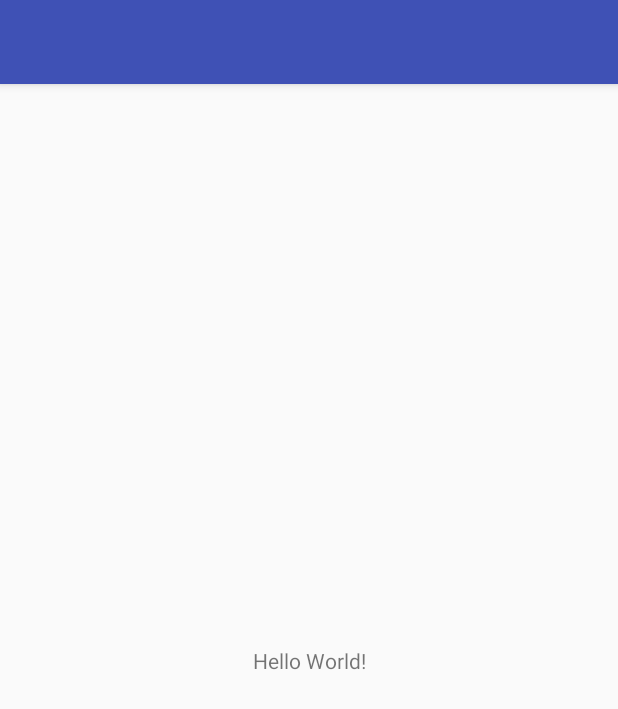
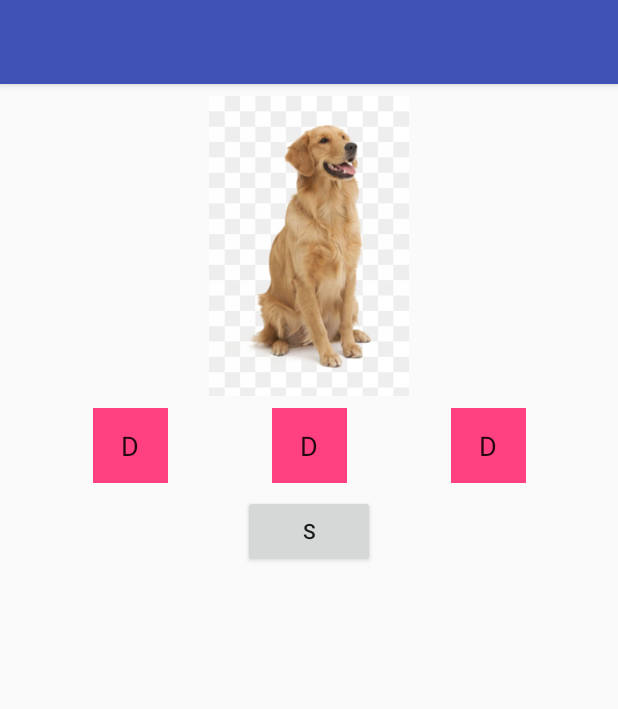
Before and after one commit to ducban1108/AndroidProject, an Android app: the screen it shows after launch (MainActivity), on a phone screen of 412 x 824 dp. Shown: the top 709 px of the screen. Run offline under Robolectric (Android 15) with nearby library versions, the phone set to English and light mode, and no system bars.

Commit message:
Them 1 textview

```diff
--- a/app/src/main/java/ducban/deptrai/comot/khonghai/projectandroid/MainActivity.java
+++ b/app/src/main/java/ducban/deptrai/comot/khonghai/projectandroid/MainActivity.java
@@ -10,11 +10,9 @@ public class MainActivity extends AppCompatActivity {
     private TextView textView;
     private Button button;
 
-
     @Override
     protected void onCreate(Bundle savedInstanceState) {
         super.onCreate(savedInstanceState);
         setContentView(R.layout.activity_main);
-
     }
 }
--- a/app/src/main/res/layout/activity_main.xml
+++ b/app/src/main/res/layout/activity_main.xml
@@ -6,13 +6,65 @@
     android:layout_height="match_parent"
     tools:context=".MainActivity">
 
-    <TextView
-        android:layout_width="wrap_content"
-        android:layout_height="wrap_content"
+    <ImageView
+        android:id="@+id/imgAva"
+        android:layout_width="200dp"
+        android:layout_height="200dp"
+        android:layout_marginTop="8dp"
+        android:src="@drawable/dog"
         android:text="Hello World!"
-        app:layout_constraintBottom_toBottomOf="parent"
         app:layout_constraintLeft_toLeftOf="parent"
         app:layout_constraintRight_toRightOf="parent"
         app:layout_constraintTop_toTopOf="parent" />
 
+    <EditText
+        android:id="@+id/editText"
+        android:background="@color/colorAccent"
+        android:layout_width="50dp"
+        android:layout_height="50dp"
+        android:text="D"
+        android:layout_marginTop="8dp"  android:gravity="center"
+
+        app:layout_constraintEnd_toEndOf="parent"
+        app:layout_constraintStart_toStartOf="parent"
+        app:layout_constraintTop_toBottomOf="@+id/imgAva" />
+
+    <EditText
+        android:layout_width="50dp"
+        android:layout_height="50dp"
+        android:text="D"
+        android:background="@color/colorAccent"
+        android:layout_marginEnd="8dp"
+        android:layout_marginTop="8dp"
+        android:maxLength="1"
+        android:gravity="center"
+        app:layout_constraintEnd_toStartOf="@+id/editText"
+        app:layout_constraintStart_toStartOf="parent"
+        app:layout_constraintTop_toBottomOf="@+id/imgAva" />
+
+    <EditText
+        android:layout_width="50dp"
+        android:text="D"
+        android:gravity="center"
+        android:maxLength="1"
+        android:background="@color/colorAccent"
+        android:layout_height="50dp"
+        android:layout_marginStart="8dp"
+        android:layout_marginTop="8dp"
+        app:layout_constraintEnd_toEndOf="parent"
+        app:layout_constraintStart_toEndOf="@+id/editText"
+        app:layout_constraintTop_toBottomOf="@+id/imgAva" />
+
+    <Button
+        android:id="@+id/button"
+        android:layout_width="wrap_content"
+        android:layout_height="wrap_content"
+        android:layout_marginTop="8dp"
+        android:maxLength="1"
+        android:text="Submit"
+        app:layout_constraintEnd_toEndOf="parent"
+        app:layout_constraintStart_toStartOf="parent"
+        app:layout_constraintTop_toBottomOf="@+id/editText" />
+
+
 </android.support.constraint.ConstraintLayout>
```
Also changed, not shown: app/src/main/res/drawable/dog.png (added).
